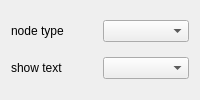
The window that viewer_state.ui (gluesolutions/glue-tree-viewer) describes before a commit, drawn with Qt 5.
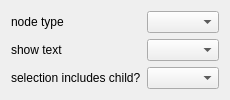
The same window after the commit.

Commit message: performance improvement, and child coloring

Patch:
```diff
--- a/viewer_state.ui
+++ b/viewer_state.ui
@@ -26,6 +26,18 @@
    <item row="1" column="1">
     <widget class="QComboBox" name="combosel_showtext_att"/>
    </item>
+
+   <item row="2" column="0">
+    <widget class="QLabel" name="label_y">
+     <property name="text">
+      <string>selection includes child?</string>
+     </property>
+    </widget>
+   </item>
+   <item row="2" column="1">
+    <widget class="QComboBox" name="combosel_select_children_att"/>
+   </item>
+
   </layout>
  </widget>
  <resources/>
```
Left out of the diff: 2 changed lines with no effect on the pictures. The commit also changes 3 other files.
